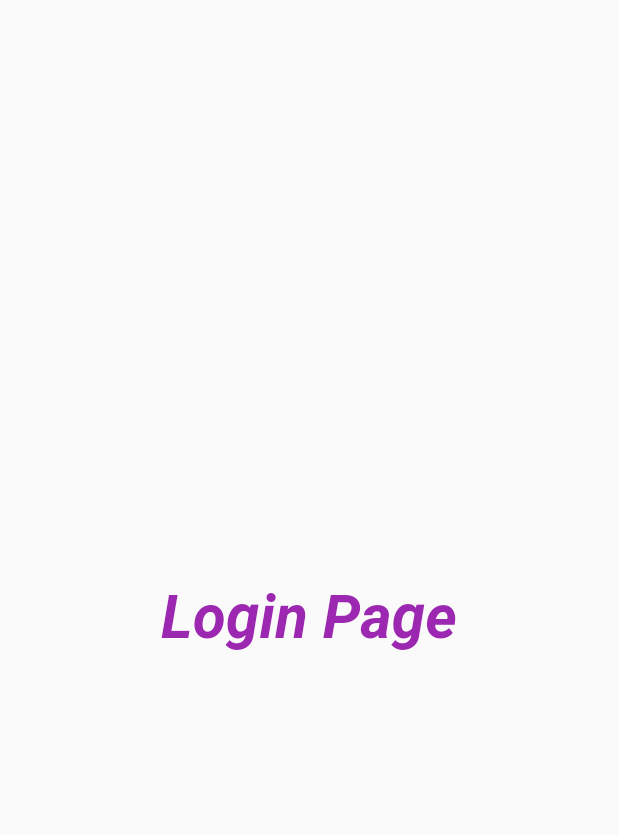
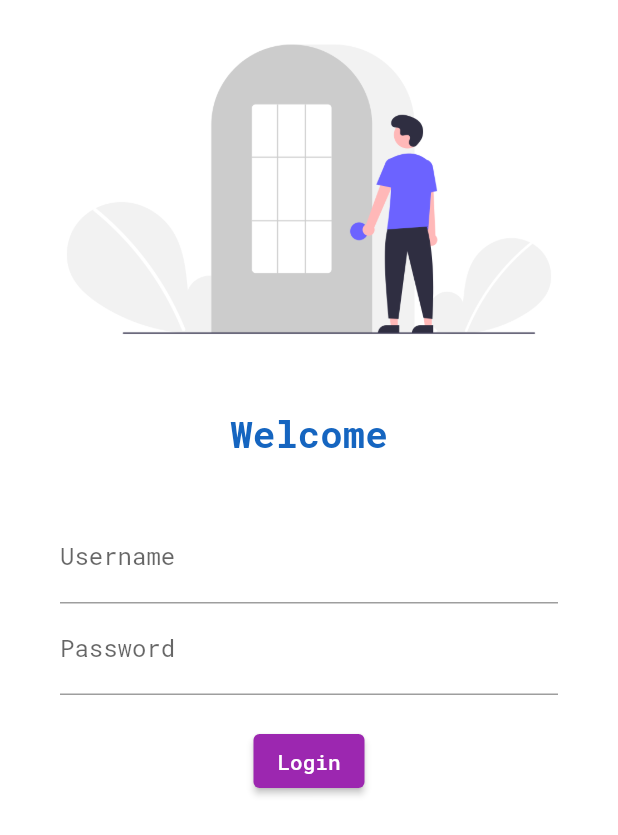
Before and after one commit to manastechnical/learningdart, a Flutter app: the screen it shows after launch, on a phone screen of 412 x 824 dp. Shown: the top 835 px of the screen. Run offline on Flutter 3.47's test engine with Material 2 defaults, Android fonts, the phone set to English and light mode, and no system bars; our stand-ins replace google_fonts.

Commit message:
day4 completed

```diff
--- a/lib/main.dart
+++ b/lib/main.dart
@@ -1,6 +1,7 @@
 import 'package:flutter/material.dart';
 import 'package:learningdart/pages/home_page.dart';
 import 'package:learningdart/pages/login_page.dart';
+import "package:google_fonts/google_fonts.dart";
 
 void main(List<String> args) {
   runApp(MyApp());
@@ -12,15 +13,17 @@ class MyApp extends StatelessWidget {
     return MaterialApp(
       // home: Homepage(),
       themeMode: ThemeMode.light,
-      theme: ThemeData(primarySwatch: Colors.purple),
+      theme: ThemeData(
+          primarySwatch: Colors.purple,
+          fontFamily: GoogleFonts.robotoMono().fontFamily),
       darkTheme: ThemeData(
         brightness: Brightness.dark,
       ),
       initialRoute: "/",
       routes: {
         "/": (context) => LoginPage(),
-        "/home":(context) => Homepage(),
-        "/login":(context) => LoginPage(),
+        "/home": (context) => Homepage(),
+        "/login": (context) => LoginPage(),
       },
     );
   }
--- a/lib/pages/login_page.dart
+++ b/lib/pages/login_page.dart
@@ -1,21 +1,63 @@
 import 'package:flutter/material.dart';
+import 'package:learningdart/pages/home_page.dart';
 
-class LoginPage extends StatelessWidget{
+class LoginPage extends StatelessWidget {
   @override
-  Widget build(BuildContext context){
+  Widget build(BuildContext context) {
     return Material(
-      child: Center(
-        child: Text("Login Page",
-        style: TextStyle(
-          fontSize: 40,
-          color: Colors.purple,
-          fontWeight: FontWeight.bold,
-          fontStyle: FontStyle.italic
-        ),
-        textAlign: TextAlign.right
-
-        ),
-      ),
-    );
+        color: Colors.white,
+        child: Column(
+          children: [
+            Image.asset(
+              "assets/images/login.png",
+              fit: BoxFit.cover,
+            ),
+            SizedBox(
+              height: 20.0,
+            ),
+            Text(
+              "Welcome",
+              style: TextStyle(
+                fontSize: 25,
+                fontWeight: FontWeight.bold,
+                color: Colors.blue.shade800,
+              ),
+            ),
+            SizedBox(
+              height: 20.0,
+            ),
+            Padding(
+              padding:
+                  const EdgeInsets.symmetric(vertical: 16.0, horizontal: 40.0),
+              child: Column(
+                children: [
+                  TextFormField(
+                    decoration: InputDecoration(
+                      hintText: "Enter Username",
+                      labelText: "Username",
+                    ),
+                  ),
+                  TextFormField(
+                    obscureText: true,
+                    decoration: InputDecoration(
+                      hintText: "Enter Password",
+                      labelText: "Password",
+                    ),
+                  ),
+                  SizedBox(
+                    height: 20.0,
+                  ),
+                  ElevatedButton(
+                    onPressed: () {
+                      print("Hemlo");
+                    },
+                    child: Text("Login"),
+                    style: TextButton.styleFrom(),
+                  ),
+                ],
+              ),
+            )
+          ],
+        ));
   }
 }
--- a/pubspec.yaml
+++ b/pubspec.yaml
@@ -34,6 +34,7 @@ dependencies:
   # The following adds the Cupertino Icons font to your application.
   # Use with the CupertinoIcons class for iOS style icons.
   cupertino_icons: ^1.0.2
+  google_fonts: ^3.0.1
 
 dev_dependencies:
   flutter_test:
@@ -58,8 +59,8 @@ flutter:
   uses-material-design: true
 
   # To add assets to your application, add an assets section, like this:
-  # assets:
-  #   - images/a_dot_burr.jpeg
+  assets:
+    - assets/images/
   #   - images/a_dot_ham.jpeg
 
   # An image asset can refer to one or more resolution-specific "variants", see
```
Also changed, not shown: assets/images/login.png (added), pubspec.lock, 1 other file.
